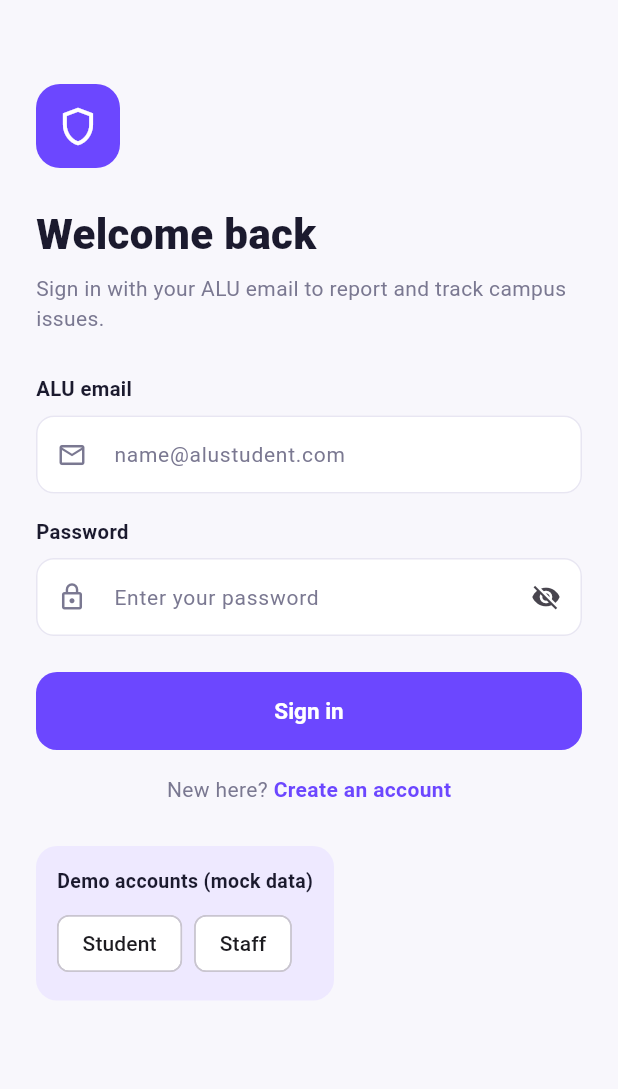
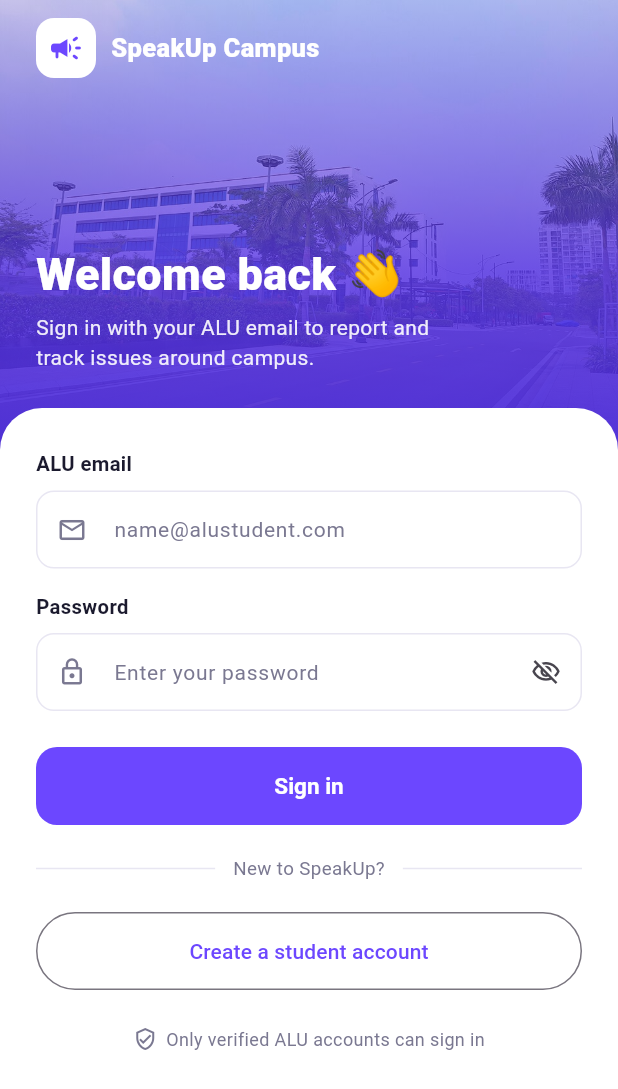
Before and after one commit to cashme8/speakup_campus, a Flutter app: the screen it shows after launch, on a phone screen of 412 x 824 dp. Shown: the top 1089 px of the screen. Run offline on Flutter 3.47's test engine with Material 3 defaults, Android fonts, the phone set to English and light mode, and no system bars; our stand-ins replace image_picker; accounts and stored records are empty.

Commit message:
feat(ui): redesign auth screens with campus photo header and remove mock demo accounts

```diff
--- a/lib/screens/auth/login_screen.dart
+++ b/lib/screens/auth/login_screen.dart
@@ -1,10 +1,11 @@
 import 'package:flutter/material.dart';
 import 'package:provider/provider.dart';
-import '../../data/mock_data.dart';
 import '../../providers/auth_provider.dart';
 import '../../utils/constants.dart';
 import '../../utils/validators.dart';
 import '../../widgets/app_text_field.dart';
+import '../../widgets/auth_scaffold.dart';
+import '../../widgets/notice_banner.dart';
 import '../../widgets/primary_button.dart';
 import 'register_screen.dart';
 
@@ -29,50 +30,32 @@
   }
 
   Future<void> _submit() async {
+    FocusScope.of(context).unfocus();
     if (!_formKey.currentState!.validate()) return;
     await context.read<AuthProvider>().login(_email.text, _password.text);
   }
 
-  void _fillDemo(String email) {
-    setState(() {
-      _email.text = email;
-      _password.text = 'password123';
-    });
+  void _openRegister() {
+    context.read<AuthProvider>().clearError();
+    Navigator.push(
+      context,
+      MaterialPageRoute(builder: (_) => const RegisterScreen()),
+    );
   }
 
   @override
   Widget build(BuildContext context) {
     final auth = context.watch<AuthProvider>();
-    return Scaffold(
-      body: SafeArea(
-        child: SingleChildScrollView(
-          padding: const EdgeInsets.all(24),
+    return AuthScaffold(
+      title: 'Welcome back 👋',
+      subtitle: 'Sign in with your ALU email to report and\n'
+          'track issues around campus.',
+      child: AutofillGroup(
         child: Form(
           key: _formKey,
           child: Column(
-              crossAxisAlignment: CrossAxisAlignment.start,
+            crossAxisAlignment: CrossAxisAlignment.stretch,
             children: [
-                const SizedBox(height: 32),
-                Container(
-                  width: 56,
-                  height: 56,
-                  decoration: BoxDecoration(
-                    color: AppColors.primary,
-                    borderRadius: BorderRadius.circular(16),
-                  ),
-                  child: const Icon(Icons.shield_outlined,
-                      color: Colors.white, size: 30),
-                ),
-                const SizedBox(height: 24),
-                const Text('Welcome back',
-                    style:
-                        TextStyle(fontSize: 28, fontWeight: FontWeight.w800)),
-                const SizedBox(height: 6),
-                const Text(
-                  'Sign in with your ALU email to report and track campus issues.',
-                  style: TextStyle(color: AppColors.muted, height: 1.4),
-                ),
-                const SizedBox(height: 28),
               AppTextField(
                 label: 'ALU email',
                 hint: 'name@alustudent.com',
@@ -81,6 +64,7 @@
                 keyboardType: TextInputType.emailAddress,
                 prefixIcon: Icons.mail_outline,
                 action: TextInputAction.next,
+                autofillHints: const [AutofillHints.email],
               ),
               const SizedBox(height: 16),
               AppTextField(
@@ -91,74 +75,37 @@
                 obscure: _hide,
                 prefixIcon: Icons.lock_outline,
                 action: TextInputAction.done,
+                autofillHints: const [AutofillHints.password],
+                onSubmitted: (_) => _submit(),
                 suffix: IconButton(
+                  tooltip: _hide ? 'Show password' : 'Hide password',
                   icon: Icon(
-                        _hide ? Icons.visibility_off : Icons.visibility,
+                      _hide
+                          ? Icons.visibility_off_outlined
+                          : Icons.visibility_outlined,
                       size: 20),
                   onPressed: () => setState(() => _hide = !_hide),
                 ),
               ),
               if (auth.error != null) ...[
                 const SizedBox(height: 14),
-                  _ErrorBanner(auth.error!),
+                NoticeBanner(auth.error!),
               ],
               const SizedBox(height: 24),
               PrimaryButton(
-                    label: 'Sign in',
-                    loading: auth.loading,
-                    onPressed: _submit),
-                const SizedBox(height: 16),
-                Row(
-                  mainAxisAlignment: MainAxisAlignment.center,
-                  children: [
-                    const Text('New here? ',
-                        style: TextStyle(color: AppColors.muted)),
-                    GestureDetector(
-                      onTap: () {
-                        context.read<AuthProvider>().clearError();
-                        Navigator.push(
-                          context,
-                          MaterialPageRoute(
-                              builder: (_) => const RegisterScreen()),
-                        );
-                      },
-                      child: const Text('Create an account',
-                          style: TextStyle(
-                              color: AppColors.primary,
-                              fontWeight: FontWeight.w700)),
+                  label: 'Sign in', loading: auth.loading, onPressed: _submit),
+              const SizedBox(height: 20),
+              const _OrDivider(),
+              const SizedBox(height: 20),
+              OutlinedButton(
+                onPressed: _openRegister,
+                style: OutlinedButton.styleFrom(
+                    minimumSize: const Size.fromHeight(52)),
+                child: const Text('Create a student account'),
               ),
+              const SizedBox(height: 24),
+              const _TrustNote(),
             ],
-                ),
-                const SizedBox(height: 28),
-                Container(
-                  padding: const EdgeInsets.all(14),
-                  decoration: BoxDecoration(
-                    color: const Color(0xFFEEE9FF),
-                    borderRadius: BorderRadius.circular(14),
-                  ),
-                  child: Column(
-                    crossAxisAlignment: CrossAxisAlignment.start,
-                    children: [
-                      const Text('Demo accounts (mock data)',
-                          style: TextStyle(
-                              fontWeight: FontWeight.w700, fontSize: 13)),
-                      const SizedBox(height: 8),
-                      Wrap(
-                        spacing: 8,
-                        children: [
-                          ActionChip(
-                              label: const Text('Student'),
-                              onPressed: () => _fillDemo(demoStudentEmail)),
-                          ActionChip(
-                              label: const Text('Staff'),
-                              onPressed: () => _fillDemo(demoStaffEmail)),
-                        ],
-                      ),
-                    ],
-                  ),
-                ),
-              ],
-            ),
           ),
         ),
       ),
@@ -166,27 +113,40 @@
   }
 }
 
-class _ErrorBanner extends StatelessWidget {
-  final String message;
-  const _ErrorBanner(this.message);
+class _OrDivider extends StatelessWidget {
+  const _OrDivider();
 
   @override
   Widget build(BuildContext context) {
-    return Container(
-      padding: const EdgeInsets.all(12),
-      decoration: BoxDecoration(
-        color: Colors.red.shade50,
-        borderRadius: BorderRadius.circular(12),
+    return const Row(
+      children: [
+        Expanded(child: Divider(color: AppColors.border)),
+        Padding(
+          padding: EdgeInsets.symmetric(horizontal: 12),
+          child: Text('New to SpeakUp?',
+              style: TextStyle(color: AppColors.muted, fontSize: 12.5)),
         ),
-      child: Row(
-        children: [
-          Icon(Icons.error_outline, color: Colors.red.shade600, size: 20),
-          const SizedBox(width: 8),
-          Expanded(
-              child: Text(message,
-                  style: TextStyle(color: Colors.red.shade700, fontSize: 13))),
+        Expanded(child: Divider(color: AppColors.border)),
       ],
-      ),
     );
   }
 }
+
+class _TrustNote extends StatelessWidget {
+  const _TrustNote();
+
+  @override
+  Widget build(BuildContext context) {
+    return const Row(
+      mainAxisAlignment: MainAxisAlignment.center,
+      children: [
+        Icon(Icons.verified_user_outlined, size: 16, color: AppColors.muted),
+        SizedBox(width: 6),
+        Flexible(
+          child: Text('Only verified ALU accounts can sign in',
+              style: TextStyle(color: AppColors.muted, fontSize: 12)),
+        ),
+      ],
+    );
+  }
+}
--- /dev/null
+++ b/lib/widgets/auth_scaffold.dart
@@ -0,0 +1,140 @@
+import 'package:flutter/material.dart';
+import '../utils/constants.dart';
+
+/// Shared layout for the auth screens: campus photo header with a purple
+/// fade, then a white rounded panel that slides over it with the form.
+class AuthScaffold extends StatelessWidget {
+  final String title;
+  final String subtitle;
+  final Widget child;
+  final bool showBack;
+  final double headerHeight;
+
+  const AuthScaffold({
+    super.key,
+    required this.title,
+    required this.subtitle,
+    required this.child,
+    this.showBack = false,
+    this.headerHeight = 300,
+  });
+
+  @override
+  Widget build(BuildContext context) {
+    final topInset = MediaQuery.paddingOf(context).top;
+    return Scaffold(
+      backgroundColor: Colors.white,
+      body: SingleChildScrollView(
+        keyboardDismissBehavior: ScrollViewKeyboardDismissBehavior.onDrag,
+        child: Column(
+          children: [
+            SizedBox(
+              height: headerHeight + topInset,
+              child: Stack(
+                fit: StackFit.expand,
+                children: [
+                  Image.asset(
+                    'assets/images/campus_building.jpg',
+                    fit: BoxFit.cover,
+                    alignment: Alignment.bottomCenter,
+                    excludeFromSemantics: true,
+                  ),
+                  const DecoratedBox(
+                    decoration: BoxDecoration(
+                      gradient: LinearGradient(
+                        begin: Alignment.topCenter,
+                        end: Alignment.bottomCenter,
+                        colors: [
+                          Color(0x334A2BD9),
+                          Color(0xCC5530E6),
+                          Color(0xF24A2BD9),
+                        ],
+                        stops: [0, 0.6, 1],
+                      ),
+                    ),
+                  ),
+                  Padding(
+                    padding: EdgeInsets.fromLTRB(24, topInset + 12, 24, 52),
+                    child: Column(
+                      crossAxisAlignment: CrossAxisAlignment.start,
+                      children: [
+                        if (showBack)
+                          IconButton.filledTonal(
+                            onPressed: () => Navigator.maybePop(context),
+                            tooltip: 'Back',
+                            style: IconButton.styleFrom(
+                              backgroundColor:
+                                  Colors.white.withValues(alpha: 0.2),
+                              foregroundColor: Colors.white,
+                            ),
+                            icon: const Icon(Icons.arrow_back),
+                          )
+                        else
+                          const _Brand(),
+                        const Spacer(),
+                        Text(title,
+                            style: const TextStyle(
+                                color: Colors.white,
+                                fontSize: 30,
+                                height: 1.15,
+                                fontWeight: FontWeight.w800)),
+                        const SizedBox(height: 8),
+                        Text(subtitle,
+                            style: TextStyle(
+                                color: Colors.white.withValues(alpha: 0.9),
+                                fontSize: 14,
+                                height: 1.45)),
+                      ],
+                    ),
+                  ),
+                ],
+              ),
+            ),
+            Transform.translate(
+              offset: const Offset(0, -28),
+              child: Container(
+                width: double.infinity,
+                decoration: const BoxDecoration(
+                  color: Colors.white,
+                  borderRadius:
+                      BorderRadius.vertical(top: Radius.circular(28)),
+                ),
+                padding: EdgeInsets.fromLTRB(
+                    24, 28, 24, 24 + MediaQuery.paddingOf(context).bottom),
+                child: child,
+              ),
+            ),
+          ],
+        ),
+      ),
+    );
+  }
+}
+
+class _Brand extends StatelessWidget {
+  const _Brand();
+
+  @override
+  Widget build(BuildContext context) {
+    return Row(
+      children: [
+        Container(
+          width: 40,
+          height: 40,
+          decoration: BoxDecoration(
+            color: Colors.white,
+            borderRadius: BorderRadius.circular(12),
+          ),
+          child: const Icon(Icons.campaign_rounded,
+              color: AppColors.primary, size: 24),
+        ),
+        const SizedBox(width: 10),
+        const Text('SpeakUp Campus',
+            style: TextStyle(
+                color: Colors.white,
+                fontSize: 17,
+                fontWeight: FontWeight.w800)),
+      ],
+    );
+  }
+}
```
Also changed, not shown: lib/screens/auth/register_screen.dart (+50 -28 lines), lib/screens/auth/verify_email_screen.dart (+94 -21 lines), pubspec.yaml (+20 -1 lines), assets/fonts/PlusJakartaSans-Bold.ttf (added), assets/fonts/PlusJakartaSans-ExtraBold.ttf (added), assets/fonts/PlusJakartaSans-Medium.ttf (added), assets/fonts/PlusJakartaSans-Regular.ttf (added), assets/fonts/PlusJakartaSans-SemiBold.ttf (added), assets/images/campus_aerial.jpg (added), assets/images/campus_building.jpg (added), 1 other file. Lines whose indentation alone changed are shown as unchanged.
